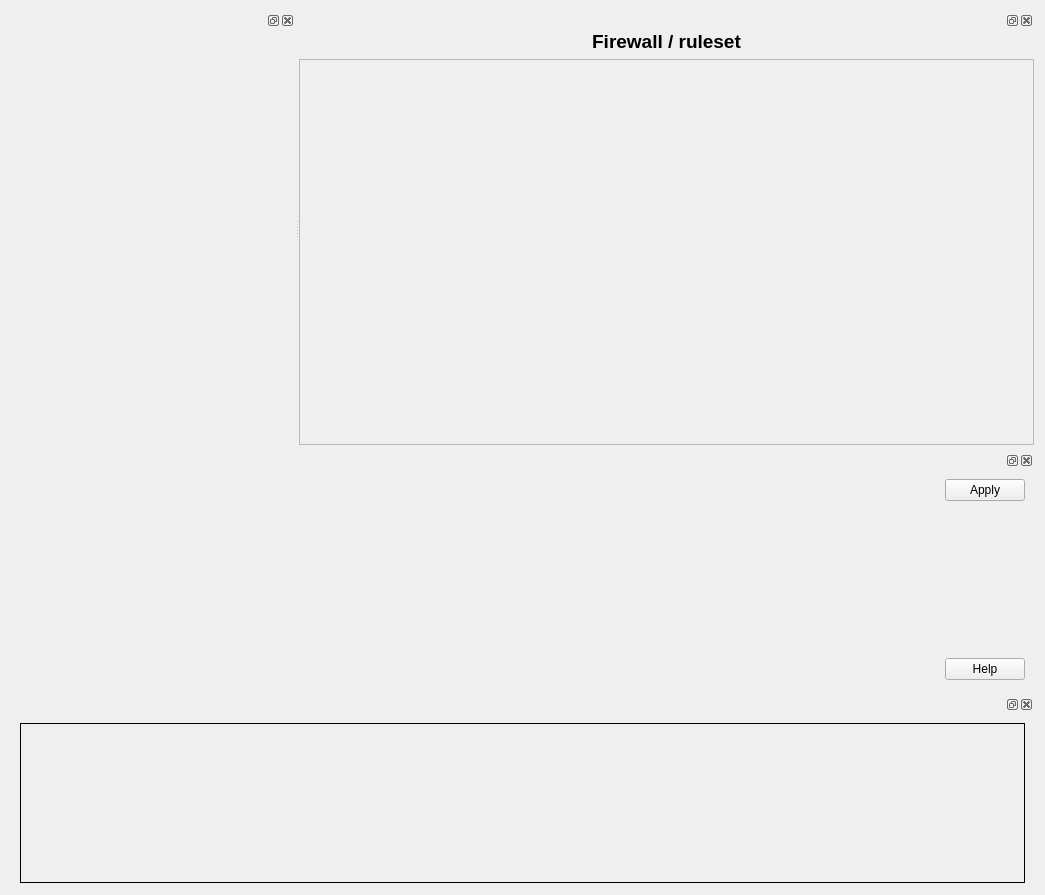
Qt form src/gui/projectpanel_q.ui (fwbuilder/fwbuilder) before a commit.
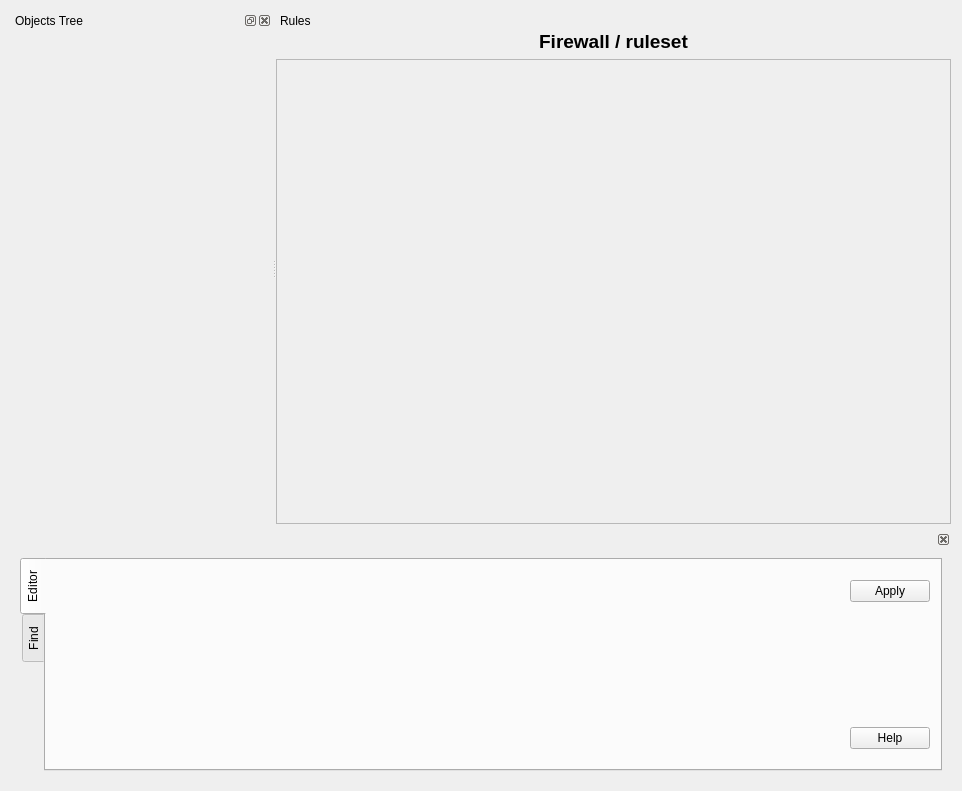
The same form after that commit. Icons and pictures are not drawn. Custom widgets are drawn as their Qt base class.

Commit message: using dock widgets for tree, rules and editor; editor and search dialogs appear as part if the tabbed widget in the bottom panel; bottom panel and rules are not detachable

What changed in the file:
```diff
--- a/src/gui/projectpanel_q.ui
+++ b/src/gui/projectpanel_q.ui
@@ -6,8 +6,8 @@
    <rect>
     <x>0</x>
     <y>0</y>
-    <width>1045</width>
-    <height>895</height>
+    <width>962</width>
+    <height>791</height>
    </rect>
   </property>
   <property name="windowTitle">
@@ -17,7 +17,7 @@
    <iconset resource="MainRes.qrc">
     <normaloff>:/Images/fwbuilder3.png</normaloff>:/Images/fwbuilder3.png</iconset>
   </property>
-  <layout class="QGridLayout" name="gridLayout_7">
+  <layout class="QGridLayout" name="gridLayout">
    <item row="0" column="0">
     <widget class="QSplitter" name="topSplitter">
      <property name="orientation">
@@ -36,7 +36,7 @@
       <property name="frameShadow">
        <enum>QFrame::Raised</enum>
       </property>
-      <layout class="QGridLayout" name="gridLayout_5">
+      <layout class="QGridLayout" name="treeDockWidgetParentFrameLayout">
        <property name="margin">
         <number>0</number>
        </property>
@@ -45,11 +45,11 @@
          <property name="floating">
           <bool>false</bool>
          </property>
-         <property name="features">
-          <set>QDockWidget::AllDockWidgetFeatures</set>
-         </property>
          <property name="allowedAreas">
-          <set>Qt::AllDockWidgetAreas</set>
+          <set>Qt::LeftDockWidgetArea</set>
+         </property>
+         <property name="windowTitle">
+          <string>Objects Tree</string>
          </property>
          <widget class="QWidget" name="dockWidgetContents">
           <layout class="QGridLayout" name="gridLayout_4">
@@ -97,7 +97,7 @@
       <property name="frameShadow">
        <enum>QFrame::Raised</enum>
       </property>
-      <layout class="QGridLayout" name="gridLayout_6">
+      <layout class="QGridLayout" name="rulesDockWidgetParentFrameLayout">
        <property name="margin">
         <number>0</number>
        </property>
@@ -113,11 +113,14 @@
           <bool>false</bool>
          </property>
          <property name="features">
-          <set>QDockWidget::AllDockWidgetFeatures</set>
+          <set>QDockWidget::NoDockWidgetFeatures</set>
          </property>
          <property name="allowedAreas">
           <set>Qt::AllDockWidgetAreas</set>
          </property>
+         <property name="windowTitle">
+          <string>Rules</string>
+         </property>
          <widget class="QWidget" name="dockWidgetContents_2">
           <layout class="QGridLayout" name="gridLayout_3">
            <property name="margin">
@@ -182,36 +185,73 @@
     </widget>
    </item>
    <item row="1" column="0">
-    <widget class="ObjectEditorDockWidget" name="editorDockWidget">
+    <widget class="ObjectEditorDockWidget" name="bottomDockWidget">
      <property name="sizePolicy">
-      <sizepolicy hsizetype="Expanding" vsizetype="Fixed">
+      <sizepolicy hsizetype="Preferred" vsizetype="Fixed">
        <horstretch>0</horstretch>
        <verstretch>0</verstretch>
       </sizepolicy>
      </property>
-     <property name="minimumSize">
-      <size>
-       <width>301</width>
-       <height>238</height>
-      </size>
-     </property>
      <property name="maximumSize">
       <size>
        <width>524287</width>
-       <height>238</height>
+       <height>250</height>
       </size>
      </property>
      <property name="floating">
       <bool>false</bool>
      </property>
      <property name="features">
-      <set>QDockWidget::AllDockWidgetFeatures</set>
+      <set>QDockWidget::DockWidgetClosable</set>
      </property>
      <property name="allowedAreas">
       <set>Qt::BottomDockWidgetArea</set>
      </property>
-     <widget class="QWidget" name="dockWidgetContents_3">
-      <layout class="QGridLayout" name="gridLayout">
+     <widget class="QWidget" name="dockWidgetContents_5">
+      <layout class="QGridLayout" name="gridLayout_6">
+       <property name="rightMargin">
+        <number>9</number>
+       </property>
+       <item row="0" column="0">
+        <widget class="QTabWidget" name="bottomPanelTabWidget">
+         <property name="sizePolicy">
+          <sizepolicy hsizetype="Expanding" vsizetype="Fixed">
+           <horstretch>0</horstretch>
+           <verstretch>0</verstretch>
+          </sizepolicy>
+         </property>
+         <property name="maximumSize">
+          <size>
+           <width>16777215</width>
+           <height>250</height>
+          </size>
+         </property>
+         <property name="tabPosition">
+          <enum>QTabWidget::West</enum>
+         </property>
+         <property name="currentIndex">
+          <number>0</number>
+         </property>
+         <property name="tabsClosable">
+          <bool>false</bool>
+         </property>
+         <widget class="QWidget" name="tab_editor">
+          <attribute name="title">
+           <string>Editor</string>
+          </attribute>
+          <layout class="QGridLayout" name="gridLayout_5">
+           <property name="leftMargin">
+            <number>0</number>
+           </property>
+           <property name="topMargin">
+            <number>0</number>
+           </property>
+           <property name="rightMargin">
+            <number>10</number>
+           </property>
+           <property name="bottomMargin">
+            <number>0</number>
+           </property>
        <item row="0" column="0">
         <widget class="QStackedWidget" name="objectEditorStack">
          <property name="sizePolicy">
@@ -250,6 +290,12 @@
        </item>
        <item row="0" column="1">
         <layout class="QVBoxLayout" name="verticalLayout">
+             <property name="topMargin">
+              <number>20</number>
+             </property>
+             <property name="bottomMargin">
+              <number>20</number>
+             </property>
          <item>
           <widget class="QPushButton" name="applyObjectEditorButton">
            <property name="sizePolicy">
@@ -293,41 +339,13 @@
        </item>
       </layout>
      </widget>
-    </widget>
-   </item>
-   <item row="2" column="0">
-    <widget class="QDockWidget" name="auxDockWidget">
-     <property name="sizePolicy">
-      <sizepolicy hsizetype="Expanding" vsizetype="Fixed">
-       <horstretch>0</horstretch>
-       <verstretch>0</verstretch>
-      </sizepolicy>
-     </property>
-     <property name="floating">
-      <bool>false</bool>
-     </property>
-     <property name="features">
-      <set>QDockWidget::AllDockWidgetFeatures</set>
-     </property>
-     <property name="allowedAreas">
-      <set>Qt::BottomDockWidgetArea</set>
-     </property>
-     <widget class="QWidget" name="dockWidgetContents_4">
-      <property name="sizePolicy">
-       <sizepolicy hsizetype="Preferred" vsizetype="Minimum">
-        <horstretch>0</horstretch>
-        <verstretch>0</verstretch>
-       </sizepolicy>
-      </property>
-      <property name="maximumSize">
-       <size>
-        <width>16777215</width>
-        <height>170</height>
-       </size>
-      </property>
-      <layout class="QGridLayout" name="gridLayout_2">
-       <property name="sizeConstraint">
-        <enum>QLayout::SetDefaultConstraint</enum>
+         <widget class="QWidget" name="tab_find">
+          <attribute name="title">
+           <string>Find</string>
+          </attribute>
+          <layout class="QGridLayout" name="gridLayout_7">
+           <property name="margin">
+            <number>0</number>
        </property>
        <item row="0" column="0">
         <widget class="QFrame" name="auxiliaryPanel">
@@ -346,11 +364,11 @@
          <property name="maximumSize">
           <size>
            <width>32767</width>
-           <height>160</height>
+               <height>32767</height>
           </size>
          </property>
          <property name="frameShape">
-          <enum>QFrame::Box</enum>
+              <enum>QFrame::NoFrame</enum>
          </property>
          <property name="frameShadow">
           <enum>QFrame::Plain</enum>
@@ -363,6 +381,10 @@
            <number>11</number>
           </property>
          </layout>
+            </widget>
+           </item>
+          </layout>
+         </widget>
         </widget>
        </item>
       </layout>
```
Left out of the diff: 7 changed lines with no effect on the pictures. Lines whose indentation alone changed are shown as unchanged. The commit also changes 13 other files.
